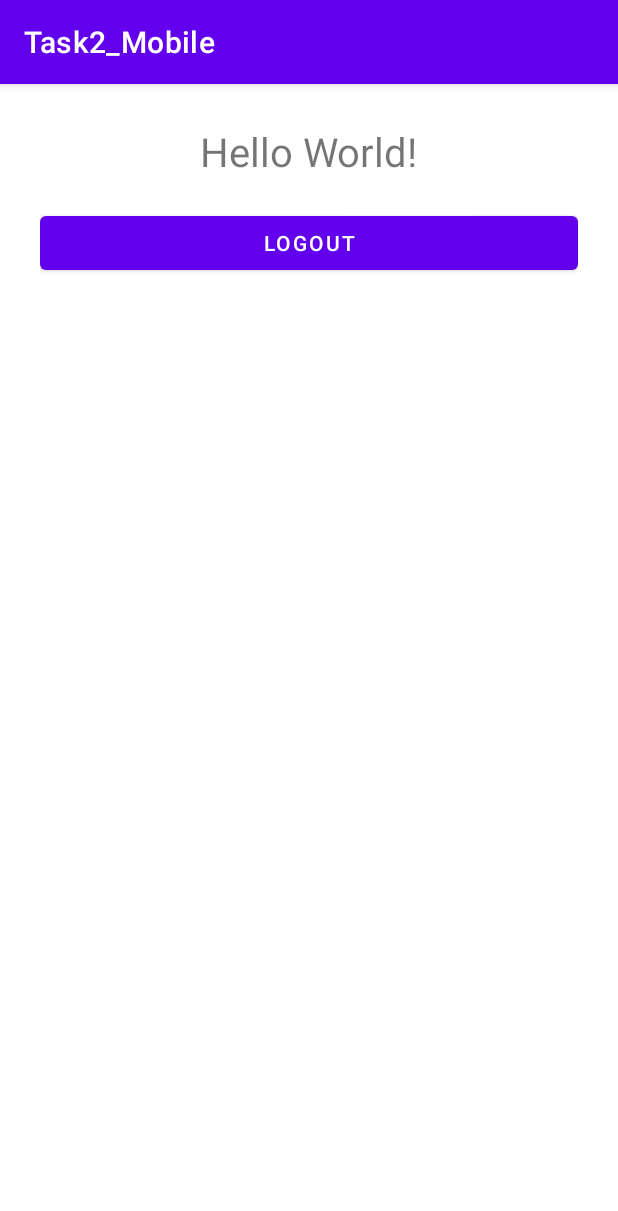
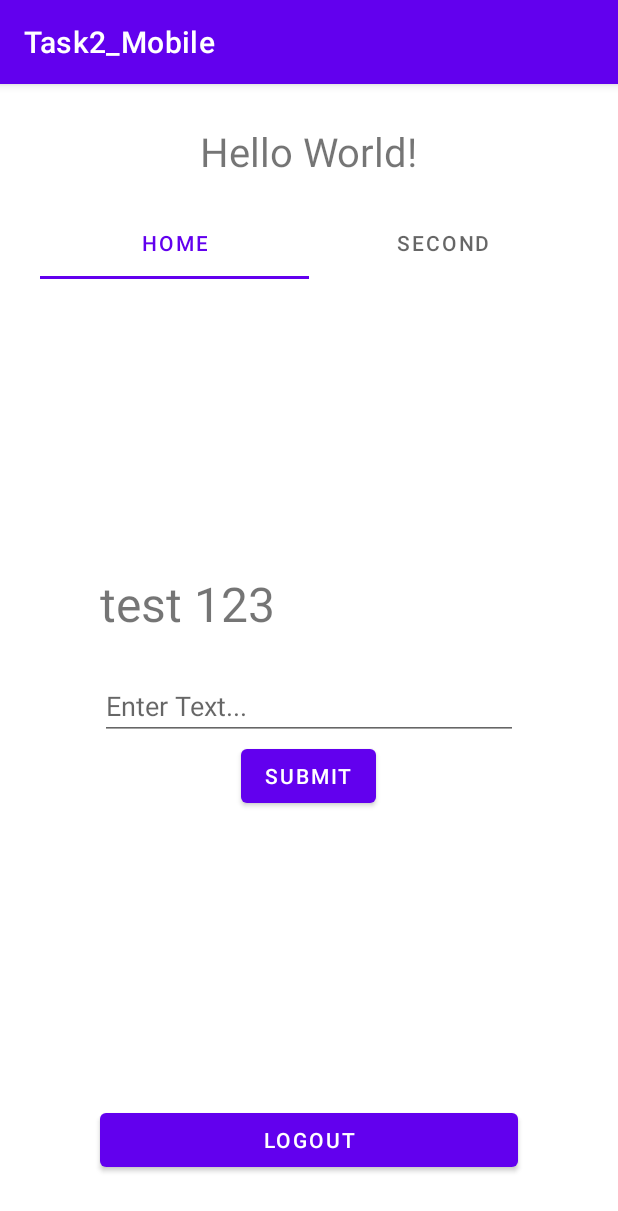
Before and after one commit to RFJST4REAL/Tugas-Aksub, an Android app: the MainActivity screen opened directly, with no data from a screen before it, on a phone screen of 412 x 824 dp. Shown: the top 1211 px of the screen. Run offline under Robolectric (Android 15) with nearby library versions, the phone set to English and light mode, and no system bars.

Commit message:
[dialog] done

```diff
--- /dev/null
+++ b/app/src/main/java/com/example/task2_mobile/HomeActivity.java
@@ -0,0 +1,58 @@
+package com.example.task2_mobile;
+
+import android.app.AlertDialog;
+import android.content.DialogInterface;
+import android.os.Bundle;
+
+import androidx.fragment.app.Fragment;
+
+import android.view.LayoutInflater;
+import android.view.View;
+import android.view.ViewGroup;
+import android.widget.Button;
+import android.widget.EditText;
+import android.widget.TextView;
+import android.widget.Toast;
+
+/**
+ * A simple {@link Fragment} subclass.
+ * Use the {@link HomeActivity#newInstance} factory method to
+ * create an instance of this fragment.
+ */
+public class HomeActivity extends Fragment {
+    TextView textViewHome;
+    EditText editTextHome;
+    Button btnSubmitFragmentHome;
+    AlertDialog dialogFirstPage;
+
+    @Override
+    public View onCreateView(LayoutInflater inflater, ViewGroup container,
+                             Bundle savedInstanceState) {
+        View HomeViewFragment = inflater.inflate(R.layout.fragment_home_activity, container, false);
+        textViewHome = HomeViewFragment.findViewById(R.id.tv_textFragment);
+        editTextHome = HomeViewFragment.findViewById(R.id.et_textFragment);
+        btnSubmitFragmentHome = HomeViewFragment.findViewById(R.id.btn_submitFragment);
+
+        AlertDialog.Builder builder = new AlertDialog.Builder(getContext());
+        builder.setTitle("Confirm").setMessage("Are you sure want to edit the title text?").setPositiveButton("Yes", new DialogInterface.OnClickListener() {
+            @Override
+            public void onClick(DialogInterface dialogInterface, int i) {
+                textViewHome.setText(editTextHome.getText().toString());
+            }
+        }).setNegativeButton("No", new DialogInterface.OnClickListener() {
+            @Override
+            public void onClick(DialogInterface dialogInterface, int i) {
+                dialogFirstPage.dismiss();
+                Toast.makeText(getActivity(), "Changes canceled", Toast.LENGTH_SHORT).show();
+            }
+        });
+        dialogFirstPage = builder.create();
+
+        btnSubmitFragmentHome.setOnClickListener(view -> {
+            dialogFirstPage.show();
+        });
+        return HomeViewFragment;
+        //Inflate the layout for this fragment
+        //return inflater.inflate(R.layout.fragment_home_activity, container, false);
+    }
+}
--- a/app/src/main/java/com/example/task2_mobile/MainActivity.java
+++ b/app/src/main/java/com/example/task2_mobile/MainActivity.java
@@ -1,16 +1,23 @@
 package com.example.task2_mobile;
 
 import androidx.appcompat.app.AppCompatActivity;
+import androidx.viewpager2.widget.ViewPager2;
 
 import android.content.Intent;
 import android.os.Bundle;
 import android.widget.Button;
 import android.widget.TextView;
 
+import com.google.android.material.tabs.TabLayout;
+import com.google.android.material.tabs.TabLayoutMediator;
+
 public class MainActivity extends AppCompatActivity {
 
     Button Logout;
     TextView Username;
+    TabLayout tabLayout;
+    ViewPager2 viewPagerMain;
+    PageAdapter pageAdapter;
 
     @Override
     protected void onCreate(Bundle savedInstanceState) {
@@ -19,6 +26,8 @@ public class MainActivity extends AppCompatActivity {
 
         Logout = findViewById(R.id.btn_Logout);
         Username = findViewById(R.id.tv_Username);
+        tabLayout = findViewById(R.id.Tab_LayoutMain);
+        viewPagerMain = findViewById(R.id.viewPagerMain);
 
         Intent intent = getIntent();
         String tempUserName = intent.getStringExtra("account_userName");
@@ -29,6 +38,20 @@ public class MainActivity extends AppCompatActivity {
             Intent LogoutIntent = new Intent(MainActivity.this, LoginActivity.class);
             startActivity(LogoutIntent);
         });
+
+        setViewPagerMain(viewPagerMain);
+        new TabLayoutMediator(tabLayout, viewPagerMain, ((tab, position) -> {
+            tab.setText(pageAdapter.getFragmentTitle(position));
+        })).attach();
+    }
+
+    private void setViewPagerMain(ViewPager2 viewPagerMain){
+        if(pageAdapter == null){
+            pageAdapter  = new PageAdapter(this);
+            pageAdapter.addFragment(new HomeActivity(), "Home");
+            pageAdapter.addFragment(new SecondpageMainFragment(), "Second");
+            viewPagerMain.setAdapter(pageAdapter);
+        }
     }
 
 }
--- /dev/null
+++ b/app/src/main/java/com/example/task2_mobile/PageAdapter.java
@@ -0,0 +1,38 @@
+package com.example.task2_mobile;
+
+import androidx.annotation.NonNull;
+import androidx.fragment.app.Fragment;
+import androidx.fragment.app.FragmentActivity;
+import androidx.viewpager2.adapter.FragmentStateAdapter;
+
+import java.util.ArrayList;
+
+public class PageAdapter extends FragmentStateAdapter {
+
+    public PageAdapter(@NonNull FragmentActivity fragmentActivity) {
+        super(fragmentActivity);
+    }
+
+    private final ArrayList<Fragment> fragmentList = new ArrayList<>();
+    private final ArrayList<String> fragmentTitleList = new ArrayList<>();
+
+    @NonNull
+    @Override
+    public Fragment createFragment(int position) {
+        return fragmentList.get(position);
+    }
+
+    @Override
+    public int getItemCount() {
+        return fragmentList.size();
+    }
+
+    public void addFragment(Fragment fragment, String title){
+        fragmentList.add(fragment);
+        fragmentTitleList.add(title);
+    }
+
+    public String getFragmentTitle(int position){
+        return fragmentTitleList.get(position);
+    }
+}
--- /dev/null
+++ b/app/src/main/java/com/example/task2_mobile/SecondpageMainFragment.java
@@ -0,0 +1,24 @@
+package com.example.task2_mobile;
+
+import android.os.Bundle;
+
+import androidx.fragment.app.Fragment;
+
+import android.view.LayoutInflater;
+import android.view.View;
+import android.view.ViewGroup;
+
+/**
+ * A simple {@link Fragment} subclass.
+ * Use the {@link SecondpageMainFragment#newInstance} factory method to
+ * create an instance of this fragment.
+ */
+public class SecondpageMainFragment extends Fragment {
+
+    @Override
+    public View onCreateView(LayoutInflater inflater, ViewGroup container,
+                             Bundle savedInstanceState) {
+        // Inflate the layout for this fragment
+        return inflater.inflate(R.layout.fragment_secondpage_main, container, false);
+    }
+}
--- a/app/src/main/res/layout/activity_main.xml
+++ b/app/src/main/res/layout/activity_main.xml
@@ -4,8 +4,9 @@
     xmlns:tools="http://schemas.android.com/tools"
     android:layout_width="match_parent"
     android:layout_height="match_parent"
+    tools:context=".MainActivity"
+
     android:orientation="vertical"
-    tools:context=".MainActivity"
     android:gravity="center_horizontal"
     android:padding="40px"
     >
@@ -24,10 +25,29 @@
         android:layout_height="wrap_content"
 
         />
+    <com.google.android.material.tabs.TabLayout
+        android:id="@+id/Tab_LayoutMain"
+        android:layout_width="match_parent"
+        android:layout_height="wrap_content"
+        app:layout_constraintTop_toTopOf="parent"
+        app:layout_constraintLeft_toLeftOf="parent"
+        app:layout_constraintRight_toRightOf="parent"
+        />
+    <androidx.viewpager2.widget.ViewPager2
+        android:id="@+id/viewPagerMain"
+        android:layout_width="match_parent"
+        android:layout_height="550dp"
+        app:layout_constraintTop_toTopOf="@+id/Tab_LayoutMain"
+        app:layout_constraintBottom_toBottomOf="parent"
+        app:layout_constraintLeft_toLeftOf="parent"
+        app:layout_constraintRight_toRightOf="parent"
+        />
 
     <Button
         android:id="@+id/btn_Logout"
         android:layout_width="match_parent"
+        android:layout_marginRight="40dp"
+        android:layout_marginLeft="40dp"
         android:layout_height="wrap_content"
         android:text="Logout"
         />
--- /dev/null
+++ b/app/src/main/res/layout/fragment_home_activity.xml
@@ -0,0 +1,40 @@
+<?xml version="1.0" encoding="utf-8"?>
+<FrameLayout xmlns:android="http://schemas.android.com/apk/res/android"
+    xmlns:tools="http://schemas.android.com/tools"
+    android:layout_width="match_parent"
+    android:layout_height="match_parent"
+    tools:context=".HomeActivity"
+    android:padding="40dp">
+
+    <!-- TODO: Update blank fragment layout -->
+    <LinearLayout
+        android:layout_width="match_parent"
+        android:layout_height="match_parent"
+        android:orientation="vertical"
+        android:gravity="center">
+
+        <TextView
+            android:id="@+id/tv_textFragment"
+            android:layout_width="match_parent"
+            android:layout_height="wrap_content"
+            android:text="test 123"
+            android:textSize="32dp"
+            />
+        <EditText
+            android:id="@+id/et_textFragment"
+            android:layout_width="match_parent"
+            android:layout_height="wrap_content"
+            android:hint="Enter Text..."
+            android:inputType="text"
+            android:layout_marginTop="24dp"
+            />
+        <Button
+            android:id="@+id/btn_submitFragment"
+            android:layout_width="wrap_content"
+            android:layout_height="wrap_content"
+            android:text="Submit"
+            />
+
+    </LinearLayout>
+
+</FrameLayout>
--- /dev/null
+++ b/app/src/main/res/layout/fragment_secondpage_main.xml
@@ -0,0 +1,27 @@
+<?xml version="1.0" encoding="utf-8"?>
+<FrameLayout xmlns:android="http://schemas.android.com/apk/res/android"
+    xmlns:tools="http://schemas.android.com/tools"
+    android:layout_width="match_parent"
+    android:layout_height="match_parent"
+    tools:context=".SecondpageMainFragment">
+
+    <LinearLayout
+        android:layout_width="match_parent"
+        android:layout_height="match_parent"
+        android:orientation="vertical"
+        android:gravity="center"
+        >
+    <TextView
+        android:layout_width="match_parent"
+        android:layout_height="match_parent"
+        android:text="@string/hello_blank_fragment" />
+
+    <Button
+        android:layout_width="wrap_content"
+        android:layout_height="match_parent"
+        android:text="Loading..."
+        />
+
+    </LinearLayout>
+
+</FrameLayout>
--- a/app/src/main/res/values/strings.xml
+++ b/app/src/main/res/values/strings.xml
@@ -1,3 +1,5 @@
 <resources>
     <string name="app_name">Task2_Mobile</string>
+    <!-- TODO: Remove or change this placeholder text -->
+    <string name="hello_blank_fragment">Hello blank fragment</string>
 </resources>
```
